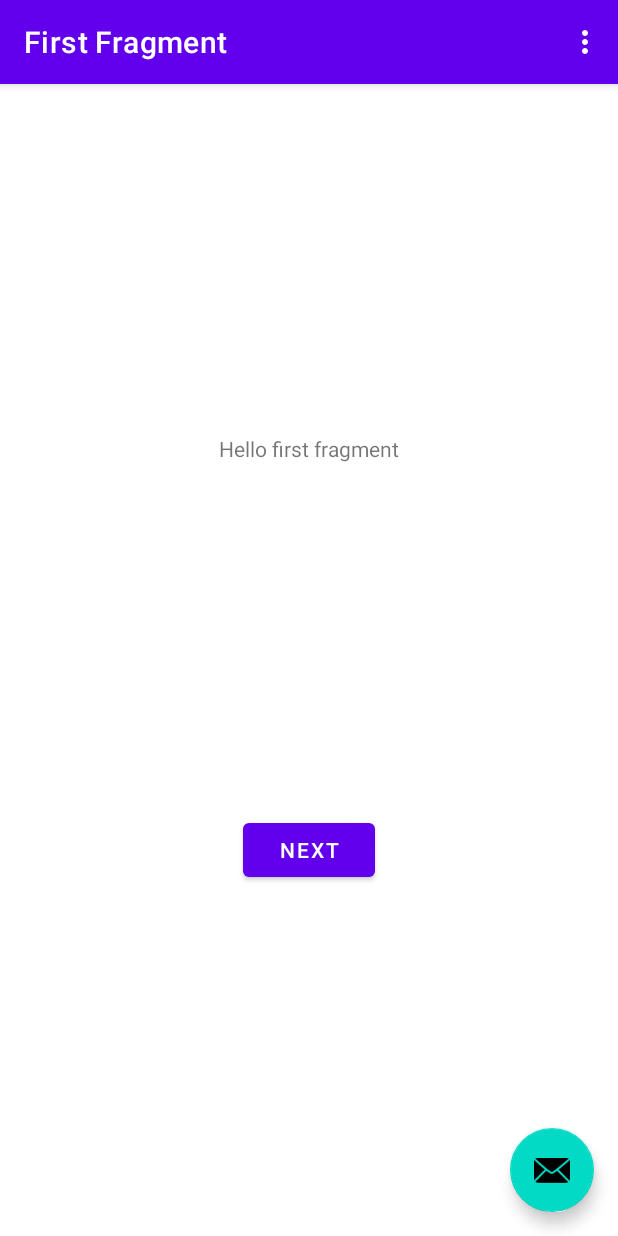
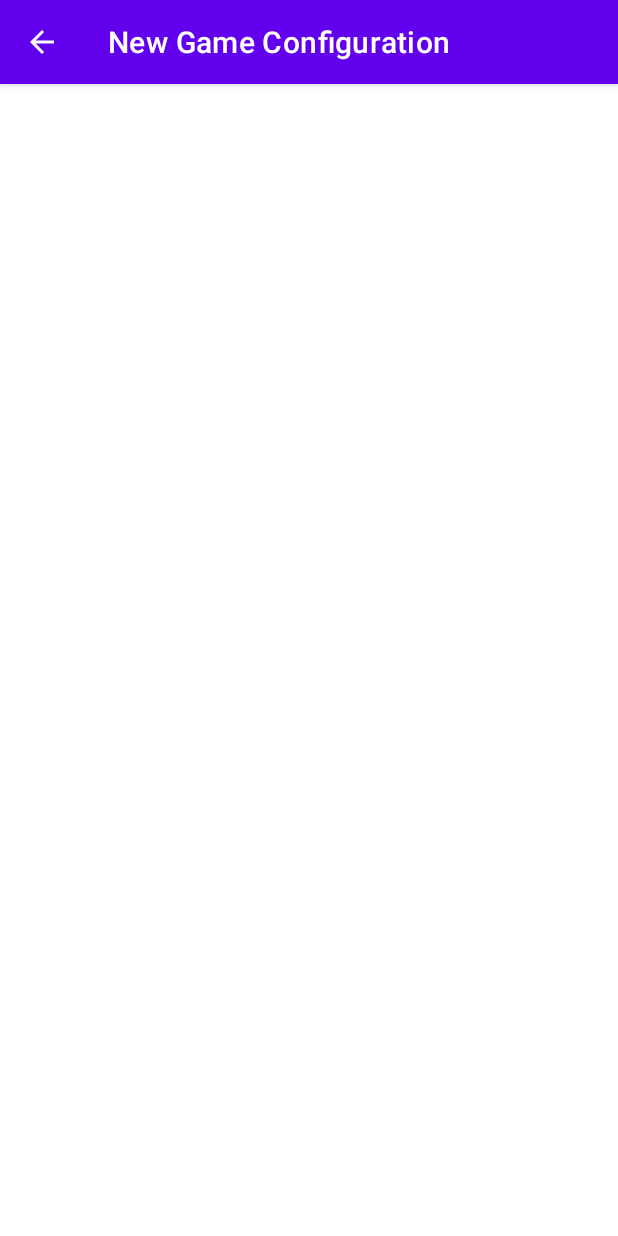
Before and after one commit to JessebotX/CooperativeAchievementApp, an Android app: the screen it shows after launch (MainActivity), on a phone screen of 412 x 824 dp. Run offline under Robolectric (Android 15) with nearby library versions, the phone set to English and light mode, and no system bars.

Commit message:
Initial Commit
Cleanup and set up appbar with up button and title

```diff
--- a/app/src/main/java/ca/university/myapplication/FirstFragment.java
+++ /dev/null
@@ -1,47 +0,0 @@
-package ca.university.myapplication;
-
-import android.os.Bundle;
-import android.view.LayoutInflater;
-import android.view.View;
-import android.view.ViewGroup;
-
-import androidx.annotation.NonNull;
-import androidx.fragment.app.Fragment;
-import androidx.navigation.fragment.NavHostFragment;
-
-import ca.university.myapplication.databinding.FragmentFirstBinding;
-
-public class FirstFragment extends Fragment {
-
-    private FragmentFirstBinding binding;
-
-    @Override
-    public View onCreateView(
-            LayoutInflater inflater, ViewGroup container,
-            Bundle savedInstanceState
-    ) {
-
-        binding = FragmentFirstBinding.inflate(inflater, container, false);
-        return binding.getRoot();
-
-    }
-
-    public void onViewCreated(@NonNull View view, Bundle savedInstanceState) {
-        super.onViewCreated(view, savedInstanceState);
-
-        binding.buttonFirst.setOnClickListener(new View.OnClickListener() {
-            @Override
-            public void onClick(View view) {
-                NavHostFragment.findNavController(FirstFragment.this)
-                        .navigate(R.id.action_FirstFragment_to_SecondFragment);
-            }
-        });
-    }
-
-    @Override
-    public void onDestroyView() {
-        super.onDestroyView();
-        binding = null;
-    }
-
-}
--- a/app/src/main/java/ca/university/myapplication/MainActivity.java
+++ b/app/src/main/java/ca/university/myapplication/MainActivity.java
@@ -1,76 +1,25 @@
 package ca.university.myapplication;
 
 import android.os.Bundle;
-
-import com.google.android.material.snackbar.Snackbar;
-
+import androidx.appcompat.app.ActionBar;
 import androidx.appcompat.app.AppCompatActivity;
-
-import android.view.View;
-
-import androidx.navigation.NavController;
-import androidx.navigation.Navigation;
-import androidx.navigation.ui.AppBarConfiguration;
-import androidx.navigation.ui.NavigationUI;
-
-import ca.university.myapplication.databinding.ActivityMainBinding;
-
-import android.view.Menu;
-import android.view.MenuItem;
+import android.widget.Toolbar;
 
 public class MainActivity extends AppCompatActivity {
-
-    private AppBarConfiguration appBarConfiguration;
-    private ActivityMainBinding binding;
 
     @Override
     protected void onCreate(Bundle savedInstanceState) {
         super.onCreate(savedInstanceState);
+        setContentView(R.layout.activity_main);
 
-        binding = ActivityMainBinding.inflate(getLayoutInflater());
-        setContentView(binding.getRoot());
+        androidx.appcompat.widget.Toolbar toolbar = findViewById(R.id.toolbar);
 
-        setSupportActionBar(binding.toolbar);
+        setSupportActionBar(toolbar);
 
-        NavController navController = Navigation.findNavController(this, R.id.nav_host_fragment_content_main);
-        appBarConfiguration = new AppBarConfiguration.Builder(navController.getGraph()).build();
-        NavigationUI.setupActionBarWithNavController(this, navController, appBarConfiguration);
+        ActionBar ab = getSupportActionBar();
+        ab.setDisplayHomeAsUpEnabled(true);
 
-        binding.fab.setOnClickListener(new View.OnClickListener() {
-            @Override
-            public void onClick(View view) {
-                Snackbar.make(view, "Replace with your own action", Snackbar.LENGTH_LONG)
-                        .setAction("Action", null).show();
-            }
-        });
     }
 
-    @Override
-    public boolean onCreateOptionsMenu(Menu menu) {
-        // Inflate the menu; this adds items to the action bar if it is present.
-        getMenuInflater().inflate(R.menu.menu_main, menu);
-        return true;
-    }
 
-    @Override
-    public boolean onOptionsItemSelected(MenuItem item) {
-        // Handle action bar item clicks here. The action bar will
-        // automatically handle clicks on the Home/Up button, so long
-        // as you specify a parent activity in AndroidManifest.xml.
-        int id = item.getItemId();
-
-        //noinspection SimplifiableIfStatement
-        if (id == R.id.action_settings) {
-            return true;
-        }
-
-        return super.onOptionsItemSelected(item);
-    }
-
-    @Override
-    public boolean onSupportNavigateUp() {
-        NavController navController = Navigation.findNavController(this, R.id.nav_host_fragment_content_main);
-        return NavigationUI.navigateUp(navController, appBarConfiguration)
-                || super.onSupportNavigateUp();
-    }
 }
--- a/app/src/main/res/layout/activity_main.xml
+++ b/app/src/main/res/layout/activity_main.xml
@@ -20,15 +20,4 @@
 
     </com.google.android.material.appbar.AppBarLayout>
 
-    <include layout="@layout/content_main" />
-
-    <com.google.android.material.floatingactionbutton.FloatingActionButton
-        android:id="@+id/fab"
-        android:layout_width="wrap_content"
-        android:layout_height="wrap_content"
-        android:layout_gravity="bottom|end"
-        android:layout_marginEnd="@dimen/fab_margin"
-        android:layout_marginBottom="16dp"
-        app:srcCompat="@android:drawable/ic_dialog_email" />
-
 </androidx.coordinatorlayout.widget.CoordinatorLayout>
--- a/app/src/main/res/layout/content_main.xml
+++ /dev/null
@@ -1,19 +0,0 @@
-<?xml version="1.0" encoding="utf-8"?>
-<androidx.constraintlayout.widget.ConstraintLayout xmlns:android="http://schemas.android.com/apk/res/android"
-    xmlns:app="http://schemas.android.com/apk/res-auto"
-    android:layout_width="match_parent"
-    android:layout_height="match_parent"
-    app:layout_behavior="@string/appbar_scrolling_view_behavior">
-
-    <fragment
-        android:id="@+id/nav_host_fragment_content_main"
-        android:name="androidx.navigation.fragment.NavHostFragment"
-        android:layout_width="0dp"
-        android:layout_height="0dp"
-        app:defaultNavHost="true"
-        app:layout_constraintBottom_toBottomOf="parent"
-        app:layout_constraintEnd_toEndOf="parent"
-        app:layout_constraintStart_toStartOf="parent"
-        app:layout_constraintTop_toTopOf="parent"
-        app:navGraph="@navigation/nav_graph" />
-</androidx.constraintlayout.widget.ConstraintLayout>
--- a/app/src/main/res/layout/fragment_first.xml
+++ /dev/null
@@ -1,28 +0,0 @@
-<?xml version="1.0" encoding="utf-8"?>
-<androidx.constraintlayout.widget.ConstraintLayout xmlns:android="http://schemas.android.com/apk/res/android"
-    xmlns:app="http://schemas.android.com/apk/res-auto"
-    xmlns:tools="http://schemas.android.com/tools"
-    android:layout_width="match_parent"
-    android:layout_height="match_parent"
-    tools:context=".FirstFragment">
-
-    <TextView
-        android:id="@+id/textview_first"
-        android:layout_width="wrap_content"
-        android:layout_height="wrap_content"
-        android:text="@string/hello_first_fragment"
-        app:layout_constraintBottom_toTopOf="@id/button_first"
-        app:layout_constraintEnd_toEndOf="parent"
-        app:layout_constraintStart_toStartOf="parent"
-        app:layout_constraintTop_toTopOf="parent" />
-
-    <Button
-        android:id="@+id/button_first"
-        android:layout_width="wrap_content"
-        android:layout_height="wrap_content"
-        android:text="@string/next"
-        app:layout_constraintBottom_toBottomOf="parent"
-        app:layout_constraintEnd_toEndOf="parent"
-        app:layout_constraintStart_toStartOf="parent"
-        app:layout_constraintTop_toBottomOf="@id/textview_first" />
-</androidx.constraintlayout.widget.ConstraintLayout>
--- a/app/src/main/res/values/strings.xml
+++ b/app/src/main/res/values/strings.xml
@@ -1,5 +1,5 @@
 <resources>
-    <string name="app_name">My Application</string>
+    <string name="app_name">New Game Configuration</string>
     <string name="action_settings">Settings</string>
     <!-- Strings used for fragments for navigation -->
     <string name="first_fragment_label">First Fragment</string>
```
Also changed, not shown: app/src/main/java/ca/university/myapplication/SecondFragment.java (deleted, +0 -47 lines), app/src/main/res/layout/fragment_second.xml (deleted, +0 -27 lines), 3 other files.
